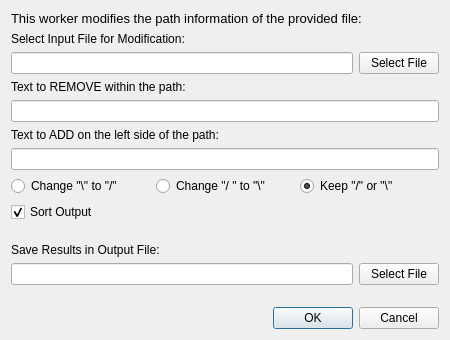
Above: src/dialogmodifypath.ui from untergasser/filecalibur before the change. Below: the same form after it.
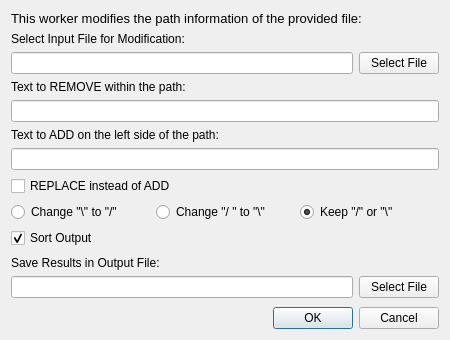
That is the form after the change.

The edit to the form file:
```diff
--- a/src/dialogmodifypath.ui
+++ b/src/dialogmodifypath.ui
@@ -72,6 +72,13 @@
    <item>
     <widget class="QLineEdit" name="lineEditTextAdd"/>
    </item>
+   <item>
+    <widget class="QCheckBox" name="checkBoxReplace">
+     <property name="text">
+      <string>REPLACE instead of ADD</string>
+     </property>
+    </widget>
+   </item>
    <item>
     <layout class="QHBoxLayout" name="horizontalLayout_2">
      <item>
```
